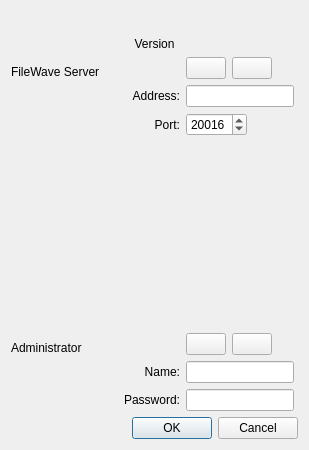
The window that FWAdminLib/WinAdminConnectDlg.ui (fw-dev/translations) describes before a commit, drawn with Qt 5.
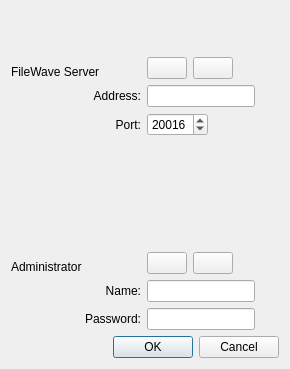
The same window after the commit. Icons and pictures are not drawn. Custom widgets are drawn as their Qt base class.

```diff
--- a/FWAdminLib/WinAdminConnectDlg.ui
+++ b/FWAdminLib/WinAdminConnectDlg.ui
@@ -6,8 +6,8 @@
    <rect>
     <x>0</x>
     <y>0</y>
-    <width>309</width>
-    <height>450</height>
+    <width>290</width>
+    <height>369</height>
    </rect>
   </property>
   <property name="focusPolicy">
@@ -57,7 +57,7 @@
    <item>
     <widget class="QLabel" name="versionString">
      <property name="text">
-      <string>Version</string>
+      <string/>
      </property>
      <property name="alignment">
       <set>Qt::AlignCenter</set>
@@ -66,35 +66,17 @@
    </item>
    <item>
     <layout class="QGridLayout" name="gridLayout">
-     <item row="3" column="3">
-      <spacer name="verticalSpacer">
-       <property name="orientation">
-        <enum>Qt::Vertical</enum>
+     <item row="5" column="3" colspan="3">
+      <widget class="QLineEdit" name="nameED">
+       <property name="sizePolicy">
+        <sizepolicy hsizetype="Fixed" vsizetype="Fixed">
+         <horstretch>0</horstretch>
+         <verstretch>0</verstretch>
+        </sizepolicy>
        </property>
-       <property name="sizeHint" stdset="0">
-        <size>
-         <width>20</width>
-         <height>30</height>
-        </size>
-       </property>
-      </spacer>
+      </widget>
      </item>
-     <item row="4" column="0">
-      <spacer name="horizontalSpacer_3">
-       <property name="orientation">
-        <enum>Qt::Horizontal</enum>
-       </property>
-       <property name="sizeHint" stdset="0">
-        <size>
-         <width>13</width>
-         <height>17</height>
-        </size>
-       </property>
-      </spacer>
-     </item>
-     <item row="0" column="2">
-      <layout class="QHBoxLayout" name="horizontalLayout_2">
-       <item>
+     <item row="0" column="3">
         <widget class="QPushButton" name="addressesButton">
          <property name="sizePolicy">
           <sizepolicy hsizetype="Minimum" vsizetype="Fixed">
@@ -109,67 +91,15 @@
           <iconset resource="../FileWaveGuiLib/GuiLib.qrc">
            <normaloff>:/RECENT</normaloff>:/RECENT</iconset>
          </property>
-        </widget>
-       </item>
-       <item>
-        <widget class="BonjourServiceView" name="bonjourView">
-         <property name="sizePolicy">
-          <sizepolicy hsizetype="Minimum" vsizetype="Fixed">
-           <horstretch>0</horstretch>
-           <verstretch>0</verstretch>
-          </sizepolicy>
+       <property name="iconSize">
+        <size>
+         <width>12</width>
+         <height>12</height>
+        </size>
          </property>
         </widget>
        </item>
-      </layout>
-     </item>
-     <item row="0" column="0" colspan="2">
-      <widget class="QLabel" name="label">
-       <property name="sizePolicy">
-        <sizepolicy hsizetype="Minimum" vsizetype="Preferred">
-         <horstretch>0</horstretch>
-         <verstretch>0</verstretch>
-        </sizepolicy>
-       </property>
-       <property name="text">
-        <string>FileWave Server</string>
-       </property>
-       <property name="alignment">
-        <set>Qt::AlignBottom|Qt::AlignLeading|Qt::AlignLeft</set>
-       </property>
-      </widget>
-     </item>
-     <item row="1" column="1">
-      <widget class="QLabel" name="label_2">
-       <property name="text">
-        <string>Address:</string>
-       </property>
-       <property name="alignment">
-        <set>Qt::AlignRight|Qt::AlignTrailing|Qt::AlignVCenter</set>
-       </property>
-      </widget>
-     </item>
-     <item row="1" column="2" colspan="2">
-      <widget class="QLineEdit" name="addressED">
-       <property name="sizePolicy">
-        <sizepolicy hsizetype="Fixed" vsizetype="Fixed">
-         <horstretch>0</horstretch>
-         <verstretch>0</verstretch>
-        </sizepolicy>
-       </property>
-      </widget>
-     </item>
-     <item row="2" column="1">
-      <widget class="QLabel" name="label_3">
-       <property name="text">
-        <string>Port:</string>
-       </property>
-       <property name="alignment">
-        <set>Qt::AlignRight|Qt::AlignTrailing|Qt::AlignVCenter</set>
-       </property>
-      </widget>
-     </item>
-     <item row="2" column="2" colspan="2">
+     <item row="2" column="3" colspan="3">
       <widget class="QSpinBox" name="portSB">
        <property name="sizePolicy">
         <sizepolicy hsizetype="Fixed" vsizetype="Fixed">
@@ -188,47 +118,7 @@
        </property>
       </widget>
      </item>
-     <item row="3" column="0" colspan="2">
-      <widget class="QLabel" name="label_4">
-       <property name="text">
-        <string>Administrator</string>
-       </property>
-       <property name="alignment">
-        <set>Qt::AlignBottom|Qt::AlignLeading|Qt::AlignLeft</set>
-       </property>
-      </widget>
-     </item>
-     <item row="4" column="1">
-      <widget class="QLabel" name="label_5">
-       <property name="text">
-        <string>Name:</string>
-       </property>
-       <property name="alignment">
-        <set>Qt::AlignRight|Qt::AlignTrailing|Qt::AlignVCenter</set>
-       </property>
-      </widget>
-     </item>
-     <item row="4" column="2" colspan="2">
-      <widget class="QLineEdit" name="nameED">
-       <property name="sizePolicy">
-        <sizepolicy hsizetype="Fixed" vsizetype="Fixed">
-         <horstretch>0</horstretch>
-         <verstretch>0</verstretch>
-        </sizepolicy>
-       </property>
-      </widget>
-     </item>
-     <item row="5" column="1">
-      <widget class="QLabel" name="label_6">
-       <property name="text">
-        <string>Password:</string>
-       </property>
-       <property name="alignment">
-        <set>Qt::AlignRight|Qt::AlignTrailing|Qt::AlignVCenter</set>
-       </property>
-      </widget>
-     </item>
-     <item row="5" column="2" colspan="2">
+     <item row="6" column="3" colspan="3">
       <widget class="QLineEdit" name="passwordED">
        <property name="sizePolicy">
         <sizepolicy hsizetype="Fixed" vsizetype="Fixed">
@@ -241,24 +131,17 @@
        </property>
       </widget>
      </item>
-     <item row="3" column="2">
-      <layout class="QVBoxLayout" name="verticalLayout">
-       <item>
-        <spacer name="verticalSpacer_2">
-         <property name="orientation">
-          <enum>Qt::Vertical</enum>
-         </property>
-         <property name="sizeHint" stdset="0">
-          <size>
-           <width>20</width>
-           <height>40</height>
-          </size>
-         </property>
-        </spacer>
-       </item>
-       <item>
-        <layout class="QHBoxLayout" name="toolsLayout">
-         <item>
+     <item row="1" column="3" colspan="3">
+      <widget class="QLineEdit" name="addressED">
+       <property name="sizePolicy">
+        <sizepolicy hsizetype="Fixed" vsizetype="Fixed">
+         <horstretch>0</horstretch>
+         <verstretch>0</verstretch>
+        </sizepolicy>
+       </property>
+      </widget>
+     </item>
+     <item row="4" column="3">
           <widget class="QPushButton" name="monitorButton">
            <property name="sizePolicy">
             <sizepolicy hsizetype="Fixed" vsizetype="Fixed">
@@ -285,7 +168,17 @@
            </property>
           </widget>
          </item>
-         <item>
+     <item row="0" column="4" colspan="2">
+      <widget class="BonjourServiceView" name="bonjourView">
+       <property name="sizePolicy">
+        <sizepolicy hsizetype="Fixed" vsizetype="Fixed">
+         <horstretch>0</horstretch>
+         <verstretch>0</verstretch>
+        </sizepolicy>
+       </property>
+      </widget>
+     </item>
+     <item row="4" column="4" colspan="2">
           <widget class="QPushButton" name="magicButton">
            <property name="sizePolicy">
             <sizepolicy hsizetype="Fixed" vsizetype="Fixed">
@@ -308,9 +201,84 @@
            </property>
           </widget>
          </item>
-        </layout>
-       </item>
-      </layout>
+     <item row="3" column="0" colspan="6">
+      <spacer name="verticalSpacer">
+       <property name="orientation">
+        <enum>Qt::Vertical</enum>
+       </property>
+       <property name="sizeHint" stdset="0">
+        <size>
+         <width>20</width>
+         <height>30</height>
+        </size>
+       </property>
+      </spacer>
+     </item>
+     <item row="2" column="0" colspan="3">
+      <widget class="QLabel" name="label_3">
+       <property name="text">
+        <string>Port:</string>
+       </property>
+       <property name="alignment">
+        <set>Qt::AlignRight|Qt::AlignTrailing|Qt::AlignVCenter</set>
+       </property>
+      </widget>
+     </item>
+     <item row="1" column="0" colspan="3">
+      <widget class="QLabel" name="label_2">
+       <property name="text">
+        <string>Address:</string>
+       </property>
+       <property name="alignment">
+        <set>Qt::AlignRight|Qt::AlignTrailing|Qt::AlignVCenter</set>
+       </property>
+      </widget>
+     </item>
+     <item row="0" column="0" colspan="3">
+      <widget class="QLabel" name="label">
+       <property name="sizePolicy">
+        <sizepolicy hsizetype="Minimum" vsizetype="Preferred">
+         <horstretch>0</horstretch>
+         <verstretch>0</verstretch>
+        </sizepolicy>
+       </property>
+       <property name="text">
+        <string>FileWave Server</string>
+       </property>
+       <property name="alignment">
+        <set>Qt::AlignBottom|Qt::AlignLeading|Qt::AlignLeft</set>
+       </property>
+      </widget>
+     </item>
+     <item row="4" column="0" colspan="3">
+      <widget class="QLabel" name="label_4">
+       <property name="text">
+        <string>Administrator</string>
+       </property>
+       <property name="alignment">
+        <set>Qt::AlignBottom|Qt::AlignLeading|Qt::AlignLeft</set>
+       </property>
+      </widget>
+     </item>
+     <item row="5" column="0" colspan="3">
+      <widget class="QLabel" name="label_5">
+       <property name="text">
+        <string>Name:</string>
+       </property>
+       <property name="alignment">
+        <set>Qt::AlignRight|Qt::AlignTrailing|Qt::AlignVCenter</set>
+       </property>
+      </widget>
+     </item>
+     <item row="6" column="0" colspan="3">
+      <widget class="QLabel" name="label_6">
+       <property name="text">
+        <string>Password:</string>
+       </property>
+       <property name="alignment">
+        <set>Qt::AlignRight|Qt::AlignTrailing|Qt::AlignVCenter</set>
+       </property>
+      </widget>
      </item>
     </layout>
    </item>
```
Lines whose indentation alone changed are shown as unchanged.
